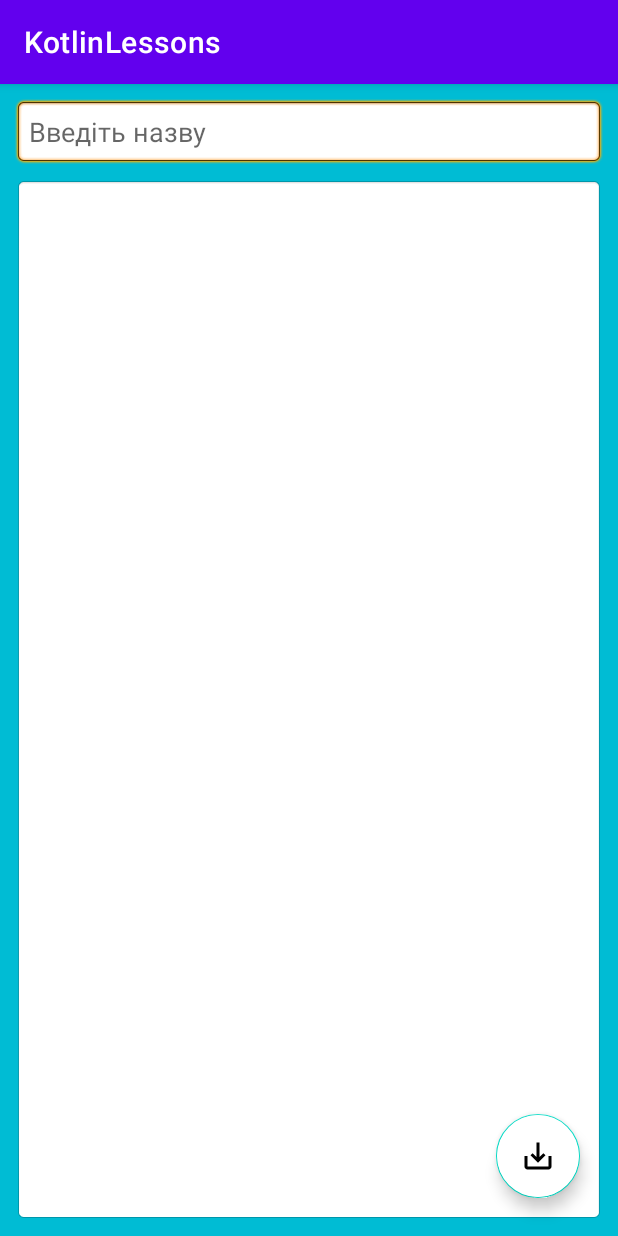
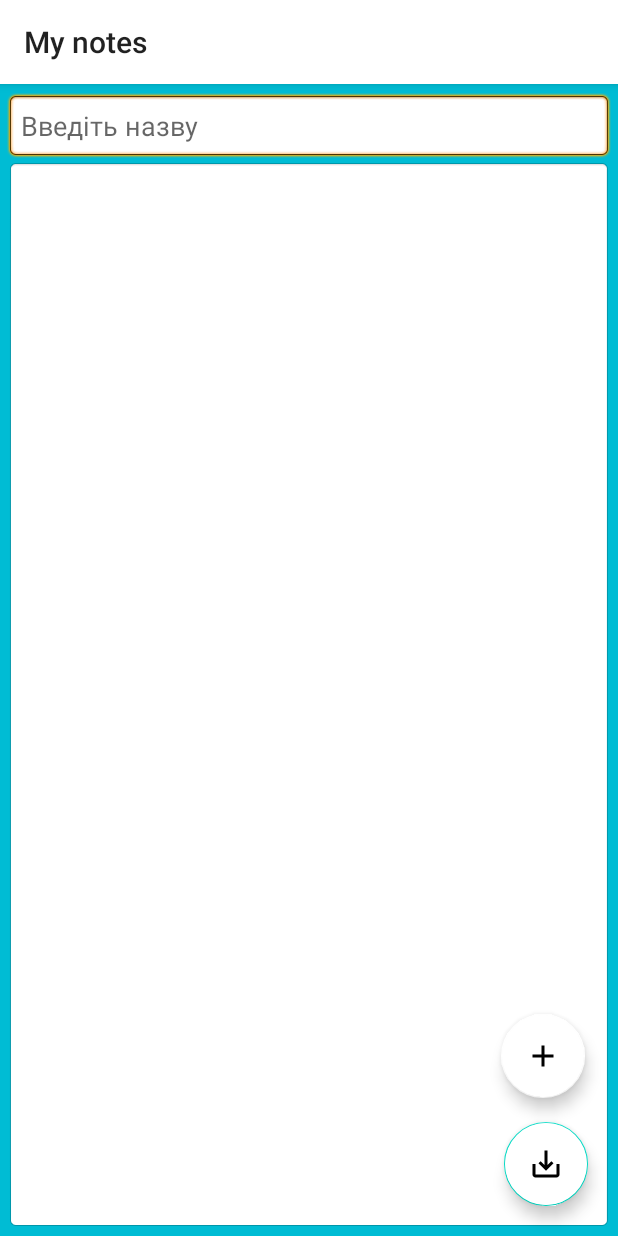
Before and after one commit to yurasika25/notes, an Android app: the screen it shows after launch (EditActivity), after a tap on "TODO", on a phone screen of 412 x 824 dp. Run offline under Robolectric (Android 15) with nearby library versions, the phone set to English and light mode, and no system bars.

Commit message:
three items for SQLite

```diff
--- a/app/build.gradle
+++ b/app/build.gradle
@@ -32,11 +32,12 @@ android {
 }
 
 dependencies {
+    implementation 'de.hdodenhof:circleimageview:3.1.0'
     implementation 'com.github.fornewid:neumorphism:0.3.0'
     implementation "org.jetbrains.kotlin:kotlin-stdlib:$kotlin_version"
     implementation 'androidx.core:core-ktx:1.3.2'
     implementation 'androidx.appcompat:appcompat:1.2.0'
-    implementation 'com.google.android.material:material:1.3.0'
+    implementation 'com.google.android.material:material:1.2.0-alpha03'
     implementation 'androidx.constraintlayout:constraintlayout:2.0.4'
     testImplementation 'junit:junit:4.13.1'
     androidTestImplementation 'androidx.test.ext:junit:1.1.2'
--- a/app/src/main/AndroidManifest.xml
+++ b/app/src/main/AndroidManifest.xml
@@ -9,7 +9,9 @@
         android:roundIcon="@mipmap/ic_launcher_round"
         android:supportsRtl="true"
         android:theme="@style/Theme.KotlinLessons">
-        <activity android:name=".EditActivity"></activity>
+        <activity android:name=".EditActivity">
+
+        </activity>
         <activity android:name=".MainActivity">
             <intent-filter>
                 <action android:name="android.intent.action.MAIN" />
--- a/app/src/main/java/com/example/kotlinlessons/EditActivity.kt
+++ b/app/src/main/java/com/example/kotlinlessons/EditActivity.kt
@@ -1,11 +1,71 @@
 package com.example.kotlinlessons
 
+import android.app.Activity
+import android.content.Intent
 import androidx.appcompat.app.AppCompatActivity
 import android.os.Bundle
+import android.view.View
+import com.example.kotlinlessons.db.MyDbManger
+import kotlinx.android.synthetic.main.activity_edit.*
 
 class EditActivity : AppCompatActivity() {
+
+    val myDbManger = MyDbManger(this)
+
+
+    var tempImageUri = "empty"
+    val imageRequestCode = 10
     override fun onCreate(savedInstanceState: Bundle?) {
         super.onCreate(savedInstanceState)
         setContentView(R.layout.activity_edit)
     }
+
+    override fun onDestroy() {
+        super.onDestroy()
+        myDbManger.closeDb()
+    }
+
+    override fun onResume() {
+        super.onResume()
+        myDbManger.openDb()
+    }
+
+    override fun onActivityResult(requestCode: Int, resultCode: Int, data: Intent?) {
+        super.onActivityResult(requestCode, resultCode, data)
+        if (resultCode == Activity.RESULT_OK && requestCode == imageRequestCode) {
+
+            imageMain.setImageURI(data?.data)
+            tempImageUri = data?.data.toString()
+        }
+    }
+
+
+
+    fun onClickAddImage(view: View) {
+        constraintLayout.visibility = View.VISIBLE
+        btn_Image_Add.visibility = View.GONE
+    }
+
+    fun onClickDeleteImage(view: View) {
+        constraintLayout.visibility = View.GONE
+        btn_Image_Add.visibility = View.VISIBLE
+    }
+    fun onClickChooseImage(view: View) {
+        val intent = Intent (Intent.ACTION_PICK)
+        intent.type = "image/*"
+        startActivityForResult(intent, imageRequestCode)
+    }
+    fun onClickSave(view: View){
+        val myTitle = editTitle.text.toString()
+        val myDesk = editText.text.toString()
+
+        if(myTitle != "" && myDesk != ""){
+            myDbManger.insertToDb(myTitle,myDesk,tempImageUri)
+
+        }
+
+
+    }
+
+
 }
--- a/app/src/main/java/com/example/kotlinlessons/MainActivity.kt
+++ b/app/src/main/java/com/example/kotlinlessons/MainActivity.kt
@@ -8,28 +8,39 @@ import com.example.kotlinlessons.db.MyDbManger
 
 class MainActivity : AppCompatActivity() {
 
-//    val myDbManger = MyDbManger(this)
+    val myDbManger = MyDbManger(this)
 
     override fun onCreate(savedInstanceState: Bundle?) {
         super.onCreate(savedInstanceState)
         setContentView(R.layout.activity_main)
+    }
+    override fun onDestroy() {
+        super.onDestroy()
+        myDbManger.closeDb()
+    }
+
+    override fun onResume() {
+        super.onResume()
+        myDbManger.openDb()
     }
 
     fun onClickNew(view: View) {
         val clickNew = Intent (this,EditActivity::class.java)
         startActivity(clickNew)
     }
+
+
 }
 
 //    fun onClickSave(view: View) {
-////        myDbManger.openDb()
-////        val dataList = myDbManger.readDbData()
-////        for(item in dataList){
+//       myDbManger.openDb()
+//       val dataList = myDbManger.readDbData()
+//       for(item in dataList){
 //
 //        }
-
-
-
+//
+//
+//
 //    override fun onDestroy() {
 //        super.onDestroy()
 //        myDbManger.closeDb()
--- a/app/src/main/java/com/example/kotlinlessons/db/MyDbHelper.kt
+++ b/app/src/main/java/com/example/kotlinlessons/db/MyDbHelper.kt
@@ -7,6 +7,7 @@ import android.database.sqlite.SQLiteOpenHelper
 class MyDbHelper(contex:Context) : SQLiteOpenHelper (contex,MyDbNameClass.DATABASE_NAME,
     null,MyDbNameClass.DATABASE_VERSION){
     override fun onCreate(db: SQLiteDatabase?) {
+
         db?.execSQL(MyDbNameClass.CREATE_TABLE)
     }
 
--- a/app/src/main/java/com/example/kotlinlessons/db/MyDbManger.kt
+++ b/app/src/main/java/com/example/kotlinlessons/db/MyDbManger.kt
@@ -11,18 +11,19 @@ class MyDbManger (val context: Context) {
     fun openDb() {
         db = myDbHelper.writableDatabase
     }
-    fun insertToDb(title: String, content: String) {
+    fun insertToDb(title: String, content: String, uri:String) {
         val values = ContentValues().apply {
             put(MyDbNameClass.COLUMN_NAME_TITLE, title)
             put(MyDbNameClass.COLUMN_NAME_CONTENT, content)
+            put(MyDbNameClass.COLUMN_NAME_IMAGE_URI, uri)
         }
         db?.insert(MyDbNameClass.TABLE_NAME,null, values)
     }
 
     fun readDbData ():ArrayList<String>{
         val dataList = ArrayList<String>()
-        val cursor = db?.query(MyDbNameClass.TABLE_NAME,null, null,
-            null,null,null,null)
+        val cursor = db?.query(MyDbNameClass.TABLE_NAME,null, null, null,
+            null,null,null)
 
 
         while (cursor?.moveToNext()!!){
--- a/app/src/main/java/com/example/kotlinlessons/db/MyDbNameClass.kt
+++ b/app/src/main/java/com/example/kotlinlessons/db/MyDbNameClass.kt
@@ -6,12 +6,13 @@ object MyDbNameClass : BaseColumns {
     const val TABLE_NAME = "my_table"
     const val COLUMN_NAME_TITLE = "title"
     const val COLUMN_NAME_CONTENT = "content"
+    const val COLUMN_NAME_IMAGE_URI = "uri"
 
     const val DATABASE_VERSION = 1
     const val DATABASE_NAME = "MyLessonDb.db"
 
     const val CREATE_TABLE = "CREATE TABLE IF NOT EXISTS $TABLE_NAME (" +
-        "${BaseColumns._ID} INTEGER PRIMARY KEY, $COLUMN_NAME_TITLE TEXT, $COLUMN_NAME_CONTENT TEXT)"
+        "${BaseColumns._ID} INTEGER PRIMARY KEY, $COLUMN_NAME_TITLE TEXT, $COLUMN_NAME_CONTENT TEXT, $COLUMN_NAME_IMAGE_URI TEXT)"
     const val SQL_DELETE_TABLE = "DROP TABLE IF EXISTS $TABLE_NAME"
 
 }
--- /dev/null
+++ b/app/src/main/res/drawable/ic_delete.xml
@@ -0,0 +1,10 @@
+<vector xmlns:android="http://schemas.android.com/apk/res/android"
+    android:width="24dp"
+    android:height="24dp"
+    android:viewportWidth="24"
+    android:viewportHeight="24"
+    android:tint="?attr/colorControlNormal">
+  <path
+      android:fillColor="@android:color/white"
+      android:pathData="M6,19c0,1.1 0.9,2 2,2h8c1.1,0 2,-0.9 2,-2V7H6v12zM19,4h-3.5l-1,-1h-5l-1,1H5v2h14V4z"/>
+</vector>
--- /dev/null
+++ b/app/src/main/res/drawable/ic_edit.xml
@@ -0,0 +1,10 @@
+<vector xmlns:android="http://schemas.android.com/apk/res/android"
+    android:width="24dp"
+    android:height="24dp"
+    android:viewportWidth="24"
+    android:viewportHeight="24"
+    android:tint="?attr/colorControlNormal">
+  <path
+      android:fillColor="@android:color/white"
+      android:pathData="M3,17.25V21h3.75L17.81,9.94l-3.75,-3.75L3,17.25zM20.71,7.04c0.39,-0.39 0.39,-1.02 0,-1.41l-2.34,-2.34c-0.39,-0.39 -1.02,-0.39 -1.41,0l-1.83,1.83 3.75,3.75 1.83,-1.83z"/>
+</vector>
--- /dev/null
+++ b/app/src/main/res/drawable/ic_image.xml
@@ -0,0 +1,9 @@
+<vector xmlns:android="http://schemas.android.com/apk/res/android"
+    android:width="24dp"
+    android:height="24dp"
+    android:viewportWidth="24"
+    android:viewportHeight="24">
+  <path
+      android:fillColor="@android:color/darker_gray"
+      android:pathData="M21,19V5c0,-1.1 -0.9,-2 -2,-2H5c-1.1,0 -2,0.9 -2,2v14c0,1.1 0.9,2 2,2h14c1.1,0 2,-0.9 2,-2zM8.5,13.5l2.5,3.01L14.5,12l4.5,6H5l3.5,-4.5z"/>
+</vector>
--- /dev/null
+++ b/app/src/main/res/drawable/ic_photo.xml
@@ -0,0 +1,13 @@
+<vector xmlns:android="http://schemas.android.com/apk/res/android"
+    android:width="12dp"
+    android:height="12dp"
+    android:viewportWidth="24"
+    android:viewportHeight="24"
+    android:tint="?attr/colorControlNormal">
+  <path
+      android:fillColor="@android:color/white"
+      android:pathData="M12,12m-3.2,0a3.2,3.2 0,1 1,6.4 0a3.2,3.2 0,1 1,-6.4 0"/>
+  <path
+      android:fillColor="@android:color/white"
+      android:pathData="M9,2L7.17,4L4,4c-1.1,0 -2,0.9 -2,2v12c0,1.1 0.9,2 2,2h16c1.1,0 2,-0.9 2,-2L22,6c0,-1.1 -0.9,-2 -2,-2h-3.17L15,2L9,2zM12,17c-2.76,0 -5,-2.24 -5,-5s2.24,-5 5,-5 5,2.24 5,5 -2.24,5 -5,5z"/>
+</vector>
--- a/app/src/main/res/layout/activity_edit.xml
+++ b/app/src/main/res/layout/activity_edit.xml
@@ -5,57 +5,156 @@
     android:layout_width="match_parent"
     android:layout_height="match_parent"
     android:background="@color/fon"
-    android:padding="1dp"
     tools:context=".EditActivity">
 
+    <Toolbar
+        android:id="@+id/toolbar"
+        android:layout_width="match_parent"
+        android:layout_height="wrap_content"
+        android:title="@string/my_notes"
+        android:elevation="4dp"
+        android:background="@color/white"
+        app:layout_constraintStart_toStartOf="parent"
+        app:layout_constraintTop_toTopOf="parent" />
 
     <EditText
-        android:id="@+id/editTextTextPersonName"
+        android:id="@+id/editTitle"
         android:layout_width="match_parent"
         android:layout_height="wrap_content"
-        android:layout_marginEnd="8dp"
-        android:layout_marginStart="8dp"
-        android:layout_marginTop="8dp"
+        android:layout_marginEnd="4dp"
+        android:layout_marginStart="4dp"
+        android:autofillHints="username"
+        android:background="@android:drawable/editbox_background"
+        android:ems="10"
+        android:layout_marginTop="5dp"
+        android:hint="@string/name"
+        android:inputType="textPersonName"
         android:padding="10dp"
-        android:hint="@string/name"
-        android:background="@android:drawable/editbox_background"
-        android:inputType="textPersonName"
         app:layout_constraintEnd_toEndOf="parent"
         app:layout_constraintStart_toStartOf="parent"
-        app:layout_constraintTop_toTopOf="parent"
-        android:autofillHints="" />
-
-
+        app:layout_constraintTop_toBottomOf="@+id/constraintLayout" />
 
     <EditText
-        android:id="@+id/editTextTextPersonName2"
-        android:layout_width="0dp"
+        android:id="@+id/editText"
+        android:layout_width="match_parent"
         android:layout_height="0dp"
-        android:layout_marginEnd="8dp"
-        android:layout_marginStart="8dp"
-        android:layout_marginTop="8dp"
-        android:layout_marginBottom="8dp"
+        android:layout_marginBottom="4dp"
+        android:layout_marginEnd="4dp"
+        android:layout_marginStart="4dp"
+        android:autofillHints="username"
         android:background="@android:drawable/editbox_background"
-        android:gravity="start|fill_horizontal"
+        android:ems="10"
+        android:gravity="fill_horizontal"
+        android:inputType="textMultiLine|textPersonName"
         android:padding="10dp"
-        android:inputType="textPersonName"
         app:layout_constraintBottom_toBottomOf="parent"
         app:layout_constraintEnd_toEndOf="parent"
         app:layout_constraintStart_toStartOf="parent"
-        app:layout_constraintTop_toBottomOf="@+id/editTextTextPersonName"
-        android:autofillHints=""
+        app:layout_constraintTop_toBottomOf="@+id/editTitle"
         tools:ignore="LabelFor" />
 
     <com.google.android.material.floatingactionbutton.FloatingActionButton
-        android:id="@+id/floatingActionButton2"
+        android:id="@+id/floatBtn"
         android:layout_width="wrap_content"
         android:layout_height="wrap_content"
+        android:layout_margin="20dp"
+        android:backgroundTint="@color/white"
         android:clickable="true"
-        android:backgroundTint="@color/white"
-        android:layout_margin="24dp"
+        android:onClick="onClickSave"
+        android:contentDescription="@string/todo"
+        android:focusable="true"
         app:layout_constraintBottom_toBottomOf="parent"
         app:layout_constraintEnd_toEndOf="parent"
-        app:srcCompat="@drawable/ic_baseline_save_alt_24"
+        app:srcCompat="@drawable/ic_baseline_save_alt_24" />
+
+    <com.google.android.material.floatingactionbutton.FloatingActionButton
+        android:id="@+id/btn_Image_Add"
+        android:layout_width="wrap_content"
+        android:layout_height="wrap_content"
+        android:layout_marginBottom="92dp"
+        android:layout_marginEnd="22dp"
+        android:clickable="true"
         android:contentDescription="@string/todo"
-        android:focusable="true" />
+        android:focusable="true"
+        android:onClick="onClickAddImage"
+        app:backgroundTint="@color/white"
+        app:layout_constraintBottom_toBottomOf="parent"
+        app:layout_constraintEnd_toEndOf="parent"
+        app:srcCompat="@drawable/ic_add" />
+
+
+    <androidx.constraintlayout.widget.ConstraintLayout
+        android:id="@+id/constraintLayout"
+        android:layout_width="0dp"
+        android:layout_height="0dp"
+        android:visibility="gone"
+        app:layout_constraintBottom_toTopOf="@+id/guideline2"
+        app:layout_constraintEnd_toEndOf="@+id/editTitle"
+        app:layout_constraintStart_toStartOf="parent"
+        app:layout_constraintTop_toBottomOf="@+id/toolbar"
+        app:layout_constraintVertical_bias="0.0">
+
+        <ImageButton
+            android:id="@+id/imBtnEdit"
+            android:layout_width="wrap_content"
+            android:layout_height="wrap_content"
+            android:layout_marginEnd="75dp"
+            android:layout_marginTop="3dp"
+            android:backgroundTint="@color/fon"
+            android:contentDescription="@string/todo"
+            android:onClick="onClickChooseImage"
+            app:layout_constraintEnd_toEndOf="parent"
+            app:layout_constraintTop_toTopOf="parent"
+            app:srcCompat="@drawable/ic_edit" />
+
+        <ImageButton
+            android:id="@+id/imBtnDelete"
+            android:layout_width="wrap_content"
+            android:layout_height="wrap_content"
+            android:layout_marginEnd="75dp"
+            android:layout_marginTop="45dp"
+            android:backgroundTint="@color/fon"
+            android:contentDescription="@string/todo"
+            android:onClick="onClickDeleteImage"
+            app:layout_constraintEnd_toEndOf="parent"
+            app:layout_constraintTop_toTopOf="parent"
+            app:srcCompat="@drawable/ic_delete" />
+
+        <androidx.cardview.widget.CardView
+            android:id="@+id/roundCardView"
+            android:layout_width="80dp"
+            android:layout_height="80dp"
+            android:layout_centerHorizontal="true"
+            android:layout_marginTop="5dp"
+            android:elevation="0dp"
+            app:cardCornerRadius="40dp"
+            app:layout_constraintBottom_toBottomOf="parent"
+            app:layout_constraintEnd_toEndOf="parent"
+            app:layout_constraintStart_toStartOf="parent"
+            app:layout_constraintTop_toTopOf="parent">
+
+            <ImageView
+                android:id="@+id/imageMain"
+                android:layout_width="80dp"
+                android:layout_height="80dp"
+                android:contentDescription="@string/todo"
+                android:scaleType="centerCrop"
+                app:layout_constraintBottom_toBottomOf="parent"
+                app:layout_constraintEnd_toEndOf="parent"
+                app:layout_constraintStart_toStartOf="parent"
+                app:layout_constraintTop_toTopOf="parent"
+                app:srcCompat="@drawable/my_photo" />
+        </androidx.cardview.widget.CardView>
+
+
+    </androidx.constraintlayout.widget.ConstraintLayout>
+
+    <androidx.constraintlayout.widget.Guideline
+        android:id="@+id/guideline2"
+        android:layout_width="wrap_content"
+        android:layout_height="wrap_content"
+        android:orientation="horizontal"
+        app:layout_constraintGuide_begin="172dp" />
+
+
 </androidx.constraintlayout.widget.ConstraintLayout>
--- a/app/src/main/res/layout/activity_main.xml
+++ b/app/src/main/res/layout/activity_main.xml
@@ -12,7 +12,7 @@
         android:id="@+id/textView"
         android:layout_width="wrap_content"
         android:layout_height="wrap_content"
-        android:text="TextView"
+        android:text="@string/my_notes"
         app:layout_constraintBottom_toBottomOf="@+id/recyclerView"
         app:layout_constraintEnd_toEndOf="parent"
         app:layout_constraintStart_toStartOf="parent"
--- a/app/src/main/res/values/strings.xml
+++ b/app/src/main/res/values/strings.xml
@@ -3,4 +3,5 @@
     <string name="next">next</string>
     <string name="name">Введіть назву</string>
     <string name="todo">TODO</string>
+    <string name="my_notes">My notes</string>
 </resources>
--- a/app/src/main/res/values/themes.xml
+++ b/app/src/main/res/values/themes.xml
@@ -1,17 +1,19 @@
 <resources xmlns:tools="http://schemas.android.com/tools">
     <!-- Base application theme. -->
+
     <style name="Theme.KotlinLessons" parent="Theme.MaterialComponents.DayNight.DarkActionBar">
-        <!-- Primary brand color. -->
         <item name="colorPrimary">@color/purple_500</item>
         <item name="colorPrimaryVariant">@color/purple_700</item>
         <item name="colorOnPrimary">@color/white</item>
+
         <item name="android:windowFullscreen">true</item>
-        <!-- Secondary brand color. -->
+        <item name="windowNoTitle">true</item>
+        <item name="windowActionBar">false</item>
+
         <item name="colorSecondary">@color/teal_200</item>
         <item name="colorSecondaryVariant">@color/teal_700</item>
         <item name="colorOnSecondary">@color/black</item>
         <!-- Status bar color. -->
         <item name="android:statusBarColor" tools:targetApi="l">?attr/colorPrimaryVariant</item>
-        <!-- Customize your theme here. -->
     </style>
 </resources>
```
Also changed, not shown: app/src/main/res/drawable/icons8_image_100.png (added), app/src/main/res/drawable/my_photo.jpg (added), app/src/main/res/drawable/siluet_zhenshchiny.jpg (added).
